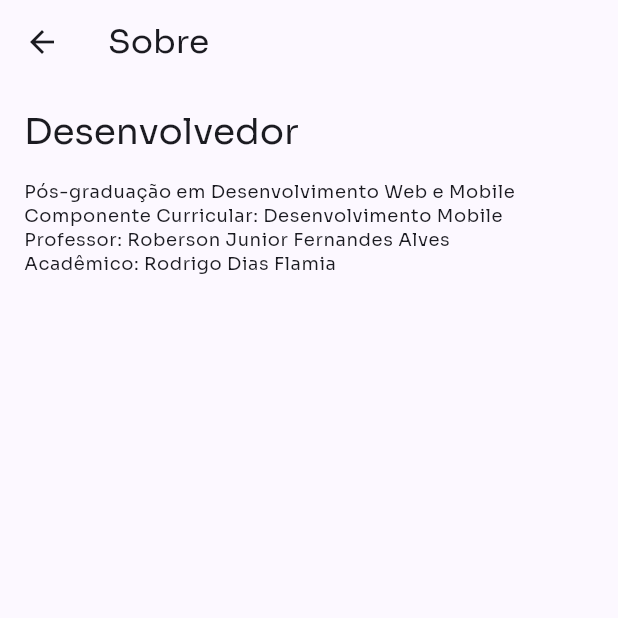
After one commit to rodrigodiasflamia/projetoDesenvolvimentoMobile, a Flutter app: the TasksScreen screen opened directly, after a tap on the "info outline" icon, on a phone screen of 412 x 824 dp, the top half of it. The commit adds this screen. Run offline on Flutter 3.47's test engine with Material 3 defaults, Android fonts, the light colour scheme and no system bars; our stand-ins replace flutter_bloc, flutter_svg, shared_preferences, table_calendar; accounts and stored records are empty.

Commit message:
Criado tela de about

```diff
--- a/lib/main.dart
+++ b/lib/main.dart
@@ -9,7 +9,7 @@ import 'package:imake/tasks/data/repository/task_repository.dart';
 import 'package:imake/tasks/presentation/bloc/tasks_bloc.dart';
 import 'package:imake/utils/color_palette.dart';
 import 'package:intl/date_symbol_data_local.dart';
-import 'package:imake/login.dart';
+import 'package:imake/tasks/presentation/pages/login.dart';
 
 Future<void> main() async {
   WidgetsFlutterBinding.ensureInitialized();
--- a/lib/routes/app_router.dart
+++ b/lib/routes/app_router.dart
@@ -7,7 +7,7 @@ import 'package:imake/tasks/presentation/pages/tasks_screen.dart';
 import 'package:imake/tasks/presentation/pages/update_task_screen.dart';
 
 import 'package:imake/page_not_found.dart';
-import 'package:imake/login.dart';
+import 'package:imake/tasks/presentation/pages/login.dart';
 import 'package:imake/splash_screen.dart';
 
 Route onGenerateRoute(RouteSettings routeSettings) {
--- a/lib/routes/pages.dart
+++ b/lib/routes/pages.dart
@@ -4,4 +4,5 @@ class Pages {
   static const createNewTask = '/createNewTask';
   static const updateTask = '/updateNewTask';
   static const splash = '/splash';
+  static const about = '/about';
 }
--- /dev/null
+++ b/lib/tasks/presentation/pages/about.dart
@@ -0,0 +1,34 @@
+import 'package:flutter/material.dart';
+
+class AboutScreen extends StatelessWidget {
+  const AboutScreen({super.key});
+
+  @override
+  Widget build(BuildContext context) {
+    return Scaffold(
+      appBar: AppBar(
+        title: Text('Sobre'),
+      ),
+      body: Padding(
+        padding: const EdgeInsets.all(16.0),
+        child: Column(
+          crossAxisAlignment: CrossAxisAlignment.start,
+          children: [
+            Text(
+              'Desenvolvedor',
+              style: Theme.of(context).textTheme.headlineSmall,
+            ),
+            SizedBox(height: 16.0),
+            Text(
+              'Pós-graduação em Desenvolvimento Web e Mobile\n'
+              'Componente Curricular: Desenvolvimento Mobile\n'
+              'Professor: Roberson Junior Fernandes Alves\n'
+              'Acadêmico: Rodrigo Dias Flamia',
+              style: Theme.of(context).textTheme.bodySmall,
+            ),
+          ],
+        ),
+      ),
+    );
+  }
+}
--- a/lib/tasks/presentation/pages/tasks_screen.dart
+++ b/lib/tasks/presentation/pages/tasks_screen.dart
@@ -13,6 +13,8 @@ import 'package:imake/utils/util.dart';
 import '../../../components/widgets.dart';
 import '../../../routes/pages.dart';
 import '../../../utils/font_sizes.dart';
+import 'new_task_screen.dart';
+import 'about.dart';
 
 class TasksScreen extends StatefulWidget {
   const TasksScreen({super.key});
@@ -117,6 +119,15 @@ class _TasksScreenState extends State<TasksScreen> {
                   padding: const EdgeInsets.only(right: 20),
                   child: SvgPicture.asset('assets/svgs/filter.svg'),
                 ),
+              ),
+              IconButton(
+                icon: Icon(Icons.info_outline, color: kBlackColor),
+                onPressed: () {
+                  Navigator.push(
+                    context,
+                    MaterialPageRoute(builder: (context) => AboutScreen()),
+                  );
+                },
               ),
             ],
           ),
@@ -229,7 +240,12 @@ class _TasksScreenState extends State<TasksScreen> {
                     Icons.add_circle,
                     color: kPrimaryColor,
                   ),
-              onPressed: null),
+                  onPressed: (){
+                    Navigator.push(
+                      context,
+                      MaterialPageRoute(builder: (context) => NewTaskScreen()),
+                    );
+                  }),
             )));
   }
 }
```
Also changed, not shown: lib/tasks/presentation/pages/login.dart (renamed from lib/login.dart). Lines whose indentation alone changed are shown as unchanged.
